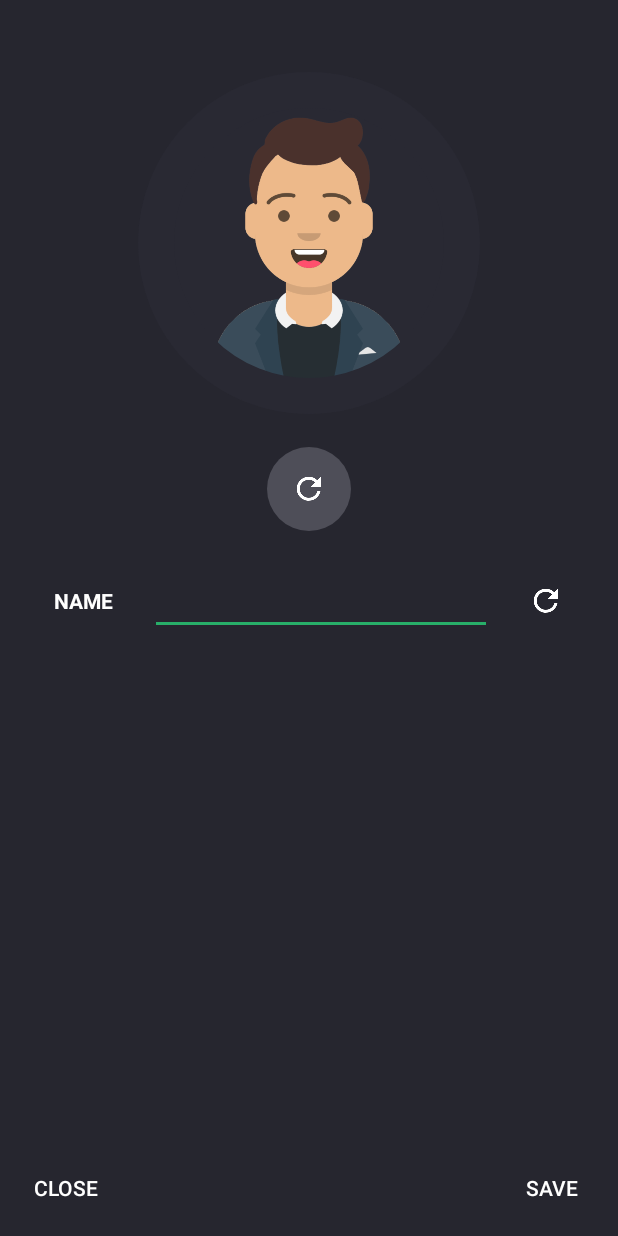
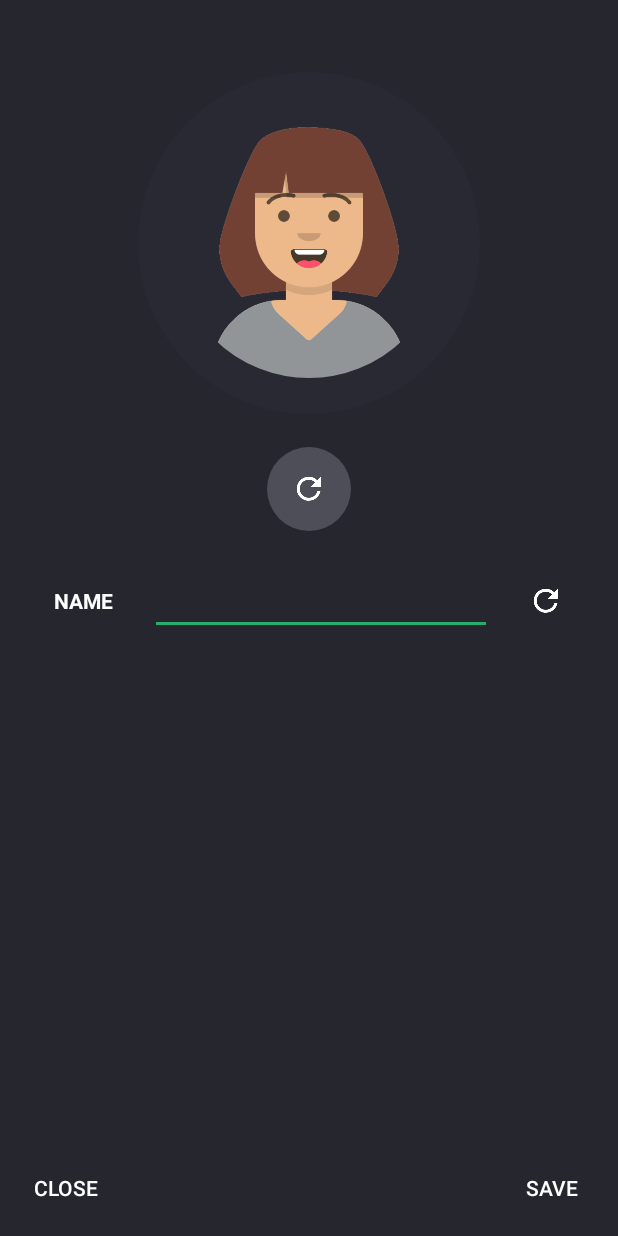
Before and after one commit to asadmansr/montage-android, an Android app: the screen it shows after launch (GenerateUserActivity), after a tap on an icon or button, on a phone screen of 412 x 824 dp. Run offline under Robolectric (Android 15) with nearby library versions, the phone set to English and light mode, and no system bars; our stand-ins replace Room's generated code.

Commit message:
Added logic to add and delete users from SQLite

```diff
--- a/app/src/main/java/com/asadmansoor/montage/db/UserDatabase.kt
+++ b/app/src/main/java/com/asadmansoor/montage/db/UserDatabase.kt
@@ -7,7 +7,7 @@ import android.content.Context
 import com.asadmansoor.montage.db.entity.User
 import com.asadmansoor.montage.db.dao.UserDAO
 
-@Database(entities = [User::class], version = 1)
+@Database(entities = [User::class], version = 2)
 abstract class UserDatabase: RoomDatabase(){
 
     abstract fun userDAO(): UserDAO
--- a/app/src/main/java/com/asadmansoor/montage/db/dao/UserDAO.kt
+++ b/app/src/main/java/com/asadmansoor/montage/db/dao/UserDAO.kt
@@ -3,6 +3,7 @@ package com.asadmansoor.montage.db.dao
 import android.arch.lifecycle.LiveData
 import android.arch.persistence.room.*
 import com.asadmansoor.montage.db.entity.User
+
 
 @Dao
 interface UserDAO {
--- a/app/src/main/java/com/asadmansoor/montage/db/entity/User.kt
+++ b/app/src/main/java/com/asadmansoor/montage/db/entity/User.kt
@@ -7,7 +7,7 @@ import android.arch.persistence.room.PrimaryKey
 @Entity(tableName = "user_table")
 data class User (
     @PrimaryKey(autoGenerate = true)
-    val uid: Int,
+    val uid: Int? = null,
     val name: String,
     val imgRes: Int,
     val colorRes: Int
--- /dev/null
+++ b/app/src/main/java/com/asadmansoor/montage/model/User.kt
@@ -0,0 +1,3 @@
+package com.asadmansoor.montage.model
+
+data class User(val name: String, val imgRes: Int, val colorRes: Int)
--- a/app/src/main/java/com/asadmansoor/montage/ui/DashboardActivity.kt
+++ b/app/src/main/java/com/asadmansoor/montage/ui/DashboardActivity.kt
@@ -1,18 +1,32 @@
 package com.asadmansoor.montage.ui
 
+import android.app.Activity
+import android.app.AlertDialog
 import android.arch.lifecycle.Observer
+import android.arch.lifecycle.ViewModel
 import android.arch.lifecycle.ViewModelProviders
+import android.content.DialogInterface
 import android.content.Intent
 import android.support.v7.app.AppCompatActivity
 import android.os.Bundle
 import android.support.v7.widget.LinearLayoutManager
+import android.support.v7.widget.RecyclerView
+import android.util.Log
+import android.view.Menu
+import android.view.MenuItem
 import android.widget.LinearLayout
 import com.asadmansoor.montage.R
-import com.asadmansoor.montage.db.entity.User
 import com.asadmansoor.montage.viewmodel.UserViewModel
 import kotlinx.android.synthetic.main.activity_dashboard.*
+import com.asadmansoor.montage.db.entity.User
+
+
+private const val DEFAULT = 0
+private const val USER_REQUEST = 1
 
 class DashboardActivity : AppCompatActivity() {
+
+    private lateinit var userViewModel: UserViewModel
 
     override fun onCreate(savedInstanceState: Bundle?) {
         super.onCreate(savedInstanceState)
@@ -20,11 +34,15 @@ class DashboardActivity : AppCompatActivity() {
 
         rv_dashboard_user.layoutManager = LinearLayoutManager(this, LinearLayout.VERTICAL, false)
         var users = ArrayList<User>()
-        val adapter = UserAdapter(users)
+        val adapter = UserAdapter(users) { userItem: User, userPos: Int ->
+            Log.d("userList", userPos.toString())
+            deleteUser(userItem)
+        }
         rv_dashboard_user.adapter = adapter
 
-        val userViewModel = ViewModelProviders.of(this).get(UserViewModel::class.java)
-        userViewModel.getUserList().observe(this, Observer { mUsers: List<User>? ->
+
+        userViewModel = ViewModelProviders.of(this).get(UserViewModel::class.java)
+        userViewModel?.getUserList().observe(this, Observer { mUsers: List<User>? ->
             users = mUsers as ArrayList<User>
             adapter.setUsers(users)
         })
@@ -37,6 +55,56 @@ class DashboardActivity : AppCompatActivity() {
 
     private fun startGenerateUserActivity(){
         val intent = Intent(this, GenerateUserActivity::class.java)
-        startActivity(intent)
+        startActivityForResult(intent, USER_REQUEST)
+    }
+
+    override fun onActivityResult(requestCode: Int, resultCode: Int, data: Intent?) {
+        super.onActivityResult(requestCode, resultCode, data)
+
+        if (requestCode == USER_REQUEST && resultCode == Activity.RESULT_OK){
+            val userName = data?.getStringExtra(GenerateUserActivity.EXTRA_NAME) as String
+            val imgIndex = data?.getIntExtra(GenerateUserActivity.EXTRA_IMG_RES, DEFAULT)
+            val colorIndex = data?.getIntExtra(GenerateUserActivity.EXTRA_COLOR_RES, DEFAULT)
+
+            Log.d("userInfo", userName)
+            Log.d("userInfo", imgIndex.toString())
+            Log.d("userInfo", colorIndex.toString())
+
+            val user = User(name = userName, imgRes = imgIndex, colorRes = colorIndex)
+            userViewModel.insert(user)
+        }
+    }
+
+    override fun onCreateOptionsMenu(menu: Menu): Boolean {
+        val inflater = menuInflater
+        inflater.inflate(R.menu.toolbar_menu, menu)
+        return super.onCreateOptionsMenu(menu)
+    }
+
+    override fun onOptionsItemSelected(item: MenuItem): Boolean {
+        when (item.itemId) {
+            R.id.action_delete_all -> {
+                userViewModel.deleteAllUsers()
+                return true
+            }
+        }
+        return super.onOptionsItemSelected(item)
+    }
+
+    private fun deleteUser(user: User){
+        val alertDialog: AlertDialog? = this?.let {
+            val builder = AlertDialog.Builder(this)
+            builder.setMessage("Delete user?")
+            builder.setPositiveButton("OK",
+                DialogInterface.OnClickListener { dialog, id ->
+                    userViewModel.delete(user)
+                })
+            builder.setNegativeButton("CANCEL",
+                DialogInterface.OnClickListener { dialog, id ->
+
+                })
+            builder.create()
+        }
+        alertDialog?.show()
     }
 }
--- a/app/src/main/java/com/asadmansoor/montage/ui/GenerateUserActivity.kt
+++ b/app/src/main/java/com/asadmansoor/montage/ui/GenerateUserActivity.kt
@@ -1,24 +1,77 @@
 package com.asadmansoor.montage.ui
 
+import android.app.Activity
 import android.content.Intent
 import android.support.v7.app.AppCompatActivity
 import android.os.Bundle
 import com.asadmansoor.montage.R
+import com.asadmansoor.montage.UserProperties
 import kotlinx.android.synthetic.main.activity_generate_user.*
+import java.util.*
+
+private const val IMG_BOUND = 14
+private const val COLOR_BOUND = 4
 
 class GenerateUserActivity : AppCompatActivity() {
+
+    private var imgIndex: Int? = null
+    private var colorIndex: Int? = null
+
+    companion object {
+        const val EXTRA_NAME = "com.asadmansoor.montage.ui.EXTRA_NAME"
+        const val EXTRA_IMG_RES = "com.asadmansoor.montage.ui.EXTRA_IMG_RES"
+        const val EXTRA_COLOR_RES = "com.asadmansoor.montage.ui.EXTRA_COLOR_RES"
+    }
 
     override fun onCreate(savedInstanceState: Bundle?) {
         super.onCreate(savedInstanceState)
         setContentView(R.layout.activity_generate_user)
+        generateUserImg()
+        generateColorIndex()
+
+        btn_generate_img.setOnClickListener {
+            generateUserImg()
+            generateColorIndex()
+        }
 
         btn_generate_save.setOnClickListener {
-            val intent = Intent(this, DashboardActivity::class.java)
-            startActivity(intent)
+            saveNewUser()
         }
 
         btn_generate_close.setOnClickListener {
-            finish()
+            cancel()
         }
     }
+
+    private fun generateUserImg(){
+        imgIndex = generateRandomIndex(IMG_BOUND)
+        val randomIndex = imgIndex as Int
+        iv_user_image.setImageResource(UserProperties.imgResource[randomIndex])
+    }
+
+    private fun generateColorIndex(){
+        colorIndex = generateRandomIndex(COLOR_BOUND)
+    }
+
+    private fun generateRandomIndex(bound: Int) : Int {
+        return Random().nextInt(bound)
+    }
+
+    private fun saveNewUser(){
+        val userName = et_user_name.text.toString()
+
+        val intent = Intent()
+        intent.putExtra(EXTRA_NAME, userName)
+        intent.putExtra(EXTRA_IMG_RES, imgIndex)
+        intent.putExtra(EXTRA_COLOR_RES, colorIndex)
+
+        setResult(Activity.RESULT_OK, intent)
+        finish()
+    }
+
+    private fun cancel(){
+        val intent = Intent()
+        setResult(Activity.RESULT_CANCELED, intent)
+        finish()
+    }
 }
--- a/app/src/main/java/com/asadmansoor/montage/ui/UserAdapter.kt
+++ b/app/src/main/java/com/asadmansoor/montage/ui/UserAdapter.kt
@@ -1,5 +1,7 @@
 package com.asadmansoor.montage.ui
 
+import android.app.AlertDialog
+import android.content.DialogInterface
 import android.graphics.Color
 import android.graphics.drawable.GradientDrawable
 import android.support.v7.widget.RecyclerView
@@ -7,14 +9,20 @@ import android.view.LayoutInflater
 import android.view.View
 import android.view.ViewGroup
 import android.widget.ImageView
+import android.widget.RelativeLayout
 import android.widget.TextView
 import com.asadmansoor.montage.R
 import com.asadmansoor.montage.UserProperties
 import com.asadmansoor.montage.db.entity.User
-import java.util.Random
 
 
-class UserAdapter(var userList: ArrayList<User>): RecyclerView.Adapter<UserAdapter.ViewHolder>() {
+class UserAdapter (var userList: ArrayList<User>, val clickListener: (User, Int) -> Unit) : RecyclerView.Adapter<UserAdapter.ViewHolder>() {
+
+    private var mObjects : ArrayList<User> = ArrayList<User>()
+    init {
+        mObjects = userList
+    }
+
     override fun onCreateViewHolder(p0: ViewGroup, p1: Int): ViewHolder {
         val v = LayoutInflater.from(p0?.context).inflate(R.layout.layout_list_user, p0, false)
         return ViewHolder(v)
@@ -28,22 +36,15 @@ class UserAdapter(var userList: ArrayList<User>): RecyclerView.Adapter<UserAdapt
         val user: User = userList[p1]
 
         p0.userName.text = user.name
+        p0.userImage.setImageResource(UserProperties.imgResource[user.imgRes])
 
-        val randomIndex = Random().nextInt(14)
-        p0.userImage.setImageResource(UserProperties.imgResource[randomIndex])
+        val userImageRef = p0.userImage.background as GradientDrawable
+        val userLayoutRef = p0.userLayout.background as GradientDrawable
 
+        userImageRef.setColor(Color.parseColor(UserProperties.colorResource[user.colorRes]))
+        userLayoutRef.setStroke( 28,Color.parseColor(UserProperties.colorResource[user.colorRes]))
 
-        val index = Random().nextInt(4)
-
-
-        val temp = p0.userImage.background as GradientDrawable
-        temp.setColor(Color.parseColor(UserProperties.colorResource[index]))
-
-        //val temp = p0.userLayout.background as GradientDrawable
-        //temp.setColor(Color.RED)
-
-        val temp2 = p0.userLayout.background as GradientDrawable
-        temp2.setStroke( 28,Color.parseColor(UserProperties.colorResource[index]))
+        p0.viewContainer.setOnClickListener { clickListener(user, p1) }
     }
 
     fun setUsers(users: List<User>){
@@ -52,7 +53,7 @@ class UserAdapter(var userList: ArrayList<User>): RecyclerView.Adapter<UserAdapt
     }
 
     class ViewHolder(itemView: View): RecyclerView.ViewHolder(itemView){
-        //val userLayout = itemView.findViewById(R.id.rl_recycler_user) as RelativeLayout
+        val viewContainer = itemView.findViewById(R.id.rl_container) as RelativeLayout
         val userLayout = itemView.findViewById(R.id.vw_recycler_user) as View
         val userImage = itemView.findViewById(R.id.iv_recycler_user) as ImageView
         val userName = itemView.findViewById(R.id.tv_recycler_name) as TextView
--- a/app/src/main/java/com/asadmansoor/montage/viewmodel/UserViewModel.kt
+++ b/app/src/main/java/com/asadmansoor/montage/viewmodel/UserViewModel.kt
@@ -28,7 +28,7 @@ class UserViewModel constructor (application: Application):  AndroidViewModel(ap
         repository?.delete(user)
     }
 
-    fun deleteAll(user: User){
+    fun deleteAllUsers(){
         repository?.deleteAllUsers()
     }
 
--- a/app/src/main/res/layout/activity_generate_user.xml
+++ b/app/src/main/res/layout/activity_generate_user.xml
@@ -17,7 +17,7 @@
             android:background="@drawable/picture_border_circle">
 
         <ImageView
-                android:id="@+id/iv_splash_user"
+                android:id="@+id/iv_user_image"
                 android:layout_width="match_parent"
                 android:layout_height="match_parent"
                 android:src="@drawable/man_4"
@@ -69,6 +69,7 @@
         />
 
         <EditText
+                android:id="@+id/et_user_name"
                 android:layout_width="match_parent"
                 android:layout_height="wrap_content"
                 android:layout_centerVertical="true"
--- a/app/src/main/res/layout/layout_list_user.xml
+++ b/app/src/main/res/layout/layout_list_user.xml
@@ -1,6 +1,7 @@
 <?xml version="1.0" encoding="utf-8"?>
 <RelativeLayout
         xmlns:android="http://schemas.android.com/apk/res/android"
+        android:id="@+id/rl_container"
         android:layout_width="match_parent"
         android:layout_height="wrap_content"
         android:background="@color/colorWhite">
--- /dev/null
+++ b/app/src/main/res/menu/toolbar_menu.xml
@@ -0,0 +1,10 @@
+<?xml version="1.0" encoding="utf-8"?>
+<menu
+        xmlns:android="http://schemas.android.com/apk/res/android"
+        xmlns:app="http://schemas.android.com/apk/res-auto">
+
+    <item
+            android:id="@+id/action_delete_all"
+            android:title="Delete All Users"
+            app:showAsAction="never|withText"/>
+</menu>
```
Also changed, not shown: app/src/main/java/com/asadmansoor/montage/UserService.kt (added, +11 -0 lines).
